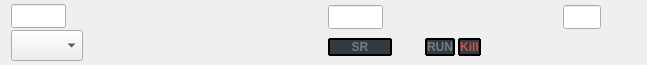
First picture: the form in ui/zenoedit/timeline/ztimeline.ui, repository zenustech/zeno, before the edit.
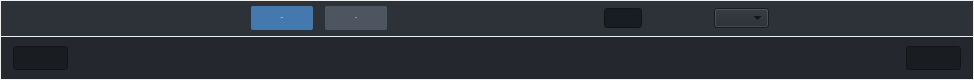
Second picture: the form after the edit. Custom widgets are drawn as their Qt base class.

Commit message: dev: modify timeline style

```diff
--- a/ui/zenoedit/timeline/ztimeline.ui
+++ b/ui/zenoedit/timeline/ztimeline.ui
@@ -6,348 +6,480 @@
    <rect>
     <x>0</x>
     <y>0</y>
-    <width>647</width>
-    <height>65</height>
+    <width>974</width>
+    <height>80</height>
    </rect>
   </property>
   <property name="sizePolicy">
-   <sizepolicy hsizetype="Preferred" vsizetype="Maximum">
+   <sizepolicy hsizetype="Preferred" vsizetype="Fixed">
     <horstretch>0</horstretch>
     <verstretch>0</verstretch>
    </sizepolicy>
   </property>
+  <property name="minimumSize">
+   <size>
+    <width>0</width>
+    <height>80</height>
+   </size>
+  </property>
+  <property name="maximumSize">
+   <size>
+    <width>16777215</width>
+    <height>80</height>
+   </size>
+  </property>
   <property name="windowTitle">
    <string>Form</string>
   </property>
   <property name="autoFillBackground">
    <bool>true</bool>
   </property>
-  <layout class="QHBoxLayout" name="horizontalLayout">
+  <layout class="QVBoxLayout" name="verticalLayout" stretch="9,11">
    <property name="spacing">
-    <number>8</number>
+    <number>1</number>
+   </property>
+   <property name="leftMargin">
+    <number>1</number>
    </property>
    <property name="topMargin">
-    <number>4</number>
+    <number>1</number>
+   </property>
+   <property name="rightMargin">
+    <number>1</number>
    </property>
    <property name="bottomMargin">
-    <number>4</number>
+    <number>1</number>
    </property>
    <item>
-    <layout class="QGridLayout" name="gridLayout">
-     <property name="leftMargin">
-      <number>0</number>
+    <widget class="QWidget" name="widget_2" native="true">
+     <property name="styleSheet">
+      <string notr="true">QWidget
+{
+	background-color: #2D3239;
+}
+</string>
      </property>
-     <property name="verticalSpacing">
-      <number>2</number>
-     </property>
-     <item row="1" column="0">
-      <widget class="QComboBox" name="comboBox">
-       <property name="sizePolicy">
-        <sizepolicy hsizetype="Preferred" vsizetype="Preferred">
-         <horstretch>0</horstretch>
-         <verstretch>0</verstretch>
-        </sizepolicy>
-       </property>
-       <property name="minimumSize">
-        <size>
-         <width>0</width>
-         <height>0</height>
-        </size>
-       </property>
-       <property name="maximumSize">
-        <size>
-         <width>16777215</width>
-         <height>16777215</height>
-        </size>
-       </property>
-       <property name="styleSheet">
-        <string notr="true"/>
-       </property>
-       <property name="editable">
-        <bool>false</bool>
-       </property>
-      </widget>
-     </item>
-     <item row="0" column="0">
-      <widget class="QLineEdit" name="editFrom">
-       <property name="sizePolicy">
-        <sizepolicy hsizetype="Fixed" vsizetype="Fixed">
-         <horstretch>0</horstretch>
-         <verstretch>0</verstretch>
-        </sizepolicy>
-       </property>
-       <property name="minimumSize">
-        <size>
-         <width>55</width>
-         <height>24</height>
-        </size>
-       </property>
-       <property name="maximumSize">
-        <size>
-         <width>55</width>
-         <height>24</height>
-        </size>
-       </property>
-      </widget>
-     </item>
-     <item row="0" column="1">
-      <widget class="ZSlider" name="timeliner" native="true">
-       <property name="minimumSize">
-        <size>
-         <width>0</width>
-         <height>0</height>
-        </size>
-       </property>
-      </widget>
-     </item>
-    </layout>
-   </item>
-   <item>
-    <layout class="QVBoxLayout" name="verticalLayout_3">
-     <property name="spacing">
-      <number>3</number>
-     </property>
-     <property name="leftMargin">
-      <number>0</number>
-     </property>
-     <item>
-      <layout class="QHBoxLayout" name="horizontalLayout_5">
-       <property name="leftMargin">
-        <number>0</number>
-       </property>
-       <item>
-        <widget class="QLineEdit" name="editTo">
-         <property name="sizePolicy">
-          <sizepolicy hsizetype="Fixed" vsizetype="Fixed">
-           <horstretch>0</horstretch>
-           <verstretch>0</verstretch>
-          </sizepolicy>
-         </property>
-         <property name="minimumSize">
-          <size>
-           <width>55</width>
-           <height>24</height>
-          </size>
-         </property>
-         <property name="maximumSize">
-          <size>
-           <width>55</width>
-           <height>24</height>
-          </size>
-         </property>
-         <property name="baseSize">
-          <size>
-           <width>0</width>
-           <height>0</height>
-          </size>
-         </property>
-        </widget>
-       </item>
-       <item>
-        <widget class="ZToolButton" name="btnBackToStart" native="true"/>
-       </item>
-       <item>
-        <widget class="ZToolButton" name="btnBackward" native="true"/>
-       </item>
-       <item>
-        <widget class="ZToolButton" name="btnPlay" native="true"/>
-       </item>
-       <item>
-        <widget class="ZToolButton" name="btnForward" native="true"/>
-       </item>
-       <item>
-        <widget class="ZToolButton" name="btnForwardToEnd" native="true"/>
-       </item>
-       <item>
-        <widget class="QLineEdit" name="editFrame">
-         <property name="sizePolicy">
-          <sizepolicy hsizetype="Fixed" vsizetype="Fixed">
-           <horstretch>0</horstretch>
-           <verstretch>0</verstretch>
-          </sizepolicy>
-         </property>
-         <property name="minimumSize">
-          <size>
-           <width>38</width>
-           <height>24</height>
-          </size>
-         </property>
-         <property name="maximumSize">
-          <size>
-           <width>38</width>
-           <height>24</height>
-          </size>
-         </property>
-        </widget>
-       </item>
-       <item>
-        <widget class="ZToolButton" name="btnRecycle" native="true"/>
-       </item>
-      </layout>
-     </item>
-     <item>
-      <layout class="QHBoxLayout" name="horizontalLayout_6">
-       <item>
-        <widget class="QPushButton" name="btnSimpleRender">
-         <property name="sizePolicy">
-          <sizepolicy hsizetype="Fixed" vsizetype="Fixed">
-           <horstretch>0</horstretch>
-           <verstretch>0</verstretch>
-          </sizepolicy>
-         </property>
-         <property name="minimumSize">
-          <size>
-           <width>64</width>
-           <height>0</height>
-          </size>
-         </property>
-         <property name="maximumSize">
-          <size>
-           <width>64</width>
-           <height>16777215</height>
-          </size>
-         </property>
-         <property name="cursor">
-          <cursorShape>PointingHandCursor</cursorShape>
-         </property>
-         <property name="styleSheet">
-          <string notr="true">QPushButton
+     <layout class="QHBoxLayout" name="horizontalLayout_2">
+      <property name="spacing">
+       <number>12</number>
+      </property>
+      <property name="leftMargin">
+       <number>0</number>
+      </property>
+      <property name="topMargin">
+       <number>0</number>
+      </property>
+      <property name="rightMargin">
+       <number>0</number>
+      </property>
+      <property name="bottomMargin">
+       <number>0</number>
+      </property>
+      <item>
+       <spacer name="horizontalSpacer_2">
+        <property name="orientation">
+         <enum>Qt::Horizontal</enum>
+        </property>
+        <property name="sizeHint" stdset="0">
+         <size>
+          <width>40</width>
+          <height>20</height>
+         </size>
+        </property>
+       </spacer>
+      </item>
+      <item>
+       <widget class="ZToolButton" name="btnAlways" native="true">
+        <property name="sizePolicy">
+         <sizepolicy hsizetype="Fixed" vsizetype="Fixed">
+          <horstretch>0</horstretch>
+          <verstretch>0</verstretch>
+         </sizepolicy>
+        </property>
+        <property name="minimumSize">
+         <size>
+          <width>34</width>
+          <height>22</height>
+         </size>
+        </property>
+        <property name="maximumSize">
+         <size>
+          <width>34</width>
+          <height>22</height>
+         </size>
+        </property>
+       </widget>
+      </item>
+      <item>
+       <widget class="QPushButton" name="btnRun">
+        <property name="sizePolicy">
+         <sizepolicy hsizetype="Fixed" vsizetype="Fixed">
+          <horstretch>0</horstretch>
+          <verstretch>0</verstretch>
+         </sizepolicy>
+        </property>
+        <property name="minimumSize">
+         <size>
+          <width>62</width>
+          <height>24</height>
+         </size>
+        </property>
+        <property name="maximumSize">
+         <size>
+          <width>62</width>
+          <height>24</height>
+         </size>
+        </property>
+        <property name="font">
+         <font>
+          <family>Segoe UI</family>
+          <pointsize>-1</pointsize>
+          <weight>62</weight>
+          <italic>false</italic>
+          <bold>true</bold>
+         </font>
+        </property>
+        <property name="cursor">
+         <cursorShape>PointingHandCursor</cursorShape>
+        </property>
+        <property name="styleSheet">
+         <string notr="true">QPushButton
 {
-	border-style: outset;
-    border-width: 2px;
-    border-radius: 1px;
-	border-color: #000000;
-	background-color: #343A42;
-	font: 12px 'Alibaba PuHuiTi';
+	border-style:none;
+	border-radius: 2px;
+	background-color: #FF4578AC;
+	font: 12px 'Segoe UI';
 	font-weight: 500;
-	color: #737B85;
-}</string>
-         </property>
-         <property name="text">
-          <string>SR</string>
-         </property>
-         <property name="checkable">
-          <bool>true</bool>
-         </property>
-        </widget>
-       </item>
-       <item>
-        <widget class="ZToolButton" name="btnAlways" native="true">
-         <property name="minimumSize">
-          <size>
-           <width>0</width>
-           <height>0</height>
-          </size>
-         </property>
-        </widget>
-       </item>
-       <item>
-        <widget class="QPushButton" name="btnRun">
-         <property name="sizePolicy">
-          <sizepolicy hsizetype="Fixed" vsizetype="Fixed">
-           <horstretch>0</horstretch>
-           <verstretch>0</verstretch>
-          </sizepolicy>
-         </property>
-         <property name="cursor">
-          <cursorShape>PointingHandCursor</cursorShape>
-         </property>
-         <property name="styleSheet">
-          <string notr="true">QPushButton
-{
-	border-style: outset;
-    border-width: 2px;
-    border-radius: 1px;
-	border-color: #000000;
-	background-color: #343A42;
-	font: 12px 'Alibaba PuHuiTi';
-	font-weight: 500;
-	color: #737B85;
+	color: #FFFFFF;
 }
 
 QPushButton:hover
 {
 	color: #FFFFFF;
 }</string>
-         </property>
-         <property name="text">
-          <string>RUN</string>
-         </property>
-        </widget>
-       </item>
-       <item>
-        <widget class="QPushButton" name="btnKill">
-         <property name="sizePolicy">
-          <sizepolicy hsizetype="Fixed" vsizetype="Fixed">
-           <horstretch>0</horstretch>
-           <verstretch>0</verstretch>
-          </sizepolicy>
-         </property>
-         <property name="cursor">
-          <cursorShape>PointingHandCursor</cursorShape>
-         </property>
-         <property name="styleSheet">
-          <string notr="true">QPushButton
+        </property>
+        <property name="text">
+         <string>RUN</string>
+        </property>
+       </widget>
+      </item>
+      <item>
+       <widget class="QPushButton" name="btnKill">
+        <property name="sizePolicy">
+         <sizepolicy hsizetype="Fixed" vsizetype="Fixed">
+          <horstretch>0</horstretch>
+          <verstretch>0</verstretch>
+         </sizepolicy>
+        </property>
+        <property name="minimumSize">
+         <size>
+          <width>62</width>
+          <height>24</height>
+         </size>
+        </property>
+        <property name="maximumSize">
+         <size>
+          <width>62</width>
+          <height>24</height>
+         </size>
+        </property>
+        <property name="font">
+         <font>
+          <family>Segoe UI</family>
+          <pointsize>-1</pointsize>
+          <weight>62</weight>
+          <italic>false</italic>
+          <bold>true</bold>
+         </font>
+        </property>
+        <property name="cursor">
+         <cursorShape>PointingHandCursor</cursorShape>
+        </property>
+        <property name="styleSheet">
+         <string notr="true">QPushButton
 {
-	border-style: outset;
-    border-width: 2px;
-    border-radius: 1px;
-	border-color: #000000;
-	background-color: #343A42;
-	font: 12px 'Alibaba PuHuiTi';
+	border-style:none;
+	border-radius: 2px;
+	background-color: #FF4D5561;
+	font: 12px 'Segoe UI';
 	font-weight: 500;
-	color: #C95449;
+	color: #FFFFFF;
 }
 
 QPushButton:hover
 {
 	color: #FF675F;
 }</string>
-         </property>
-         <property name="text">
-          <string>Kill</string>
-         </property>
-        </widget>
-       </item>
-       <item>
-        <spacer name="horizontalSpacer_5">
-         <property name="orientation">
-          <enum>Qt::Horizontal</enum>
-         </property>
-         <property name="sizeType">
-          <enum>QSizePolicy::Fixed</enum>
-         </property>
-         <property name="sizeHint" stdset="0">
-          <size>
-           <width>96</width>
-           <height>20</height>
-          </size>
-         </property>
-        </spacer>
-       </item>
-       <item>
-        <widget class="ZToolButton" name="btnSound" native="true">
-         <property name="minimumSize">
-          <size>
-           <width>0</width>
-           <height>0</height>
-          </size>
-         </property>
-        </widget>
-       </item>
-       <item>
-        <widget class="ZToolButton" name="btnSettings" native="true">
-         <property name="minimumSize">
-          <size>
-           <width>0</width>
-           <height>0</height>
-          </size>
-         </property>
-        </widget>
-       </item>
-      </layout>
-     </item>
-    </layout>
+        </property>
+        <property name="text">
+         <string>Kill</string>
+        </property>
+       </widget>
+      </item>
+      <item>
+       <spacer name="horizontalSpacer">
+        <property name="orientation">
+         <enum>Qt::Horizontal</enum>
+        </property>
+        <property name="sizeHint" stdset="0">
+         <size>
+          <width>40</width>
+          <height>20</height>
+         </size>
+        </property>
+       </spacer>
+      </item>
+      <item>
+       <widget class="QLineEdit" name="editFrame">
+        <property name="sizePolicy">
+         <sizepolicy hsizetype="Fixed" vsizetype="Fixed">
+          <horstretch>0</horstretch>
+          <verstretch>0</verstretch>
+         </sizepolicy>
+        </property>
+        <property name="minimumSize">
+         <size>
+          <width>38</width>
+          <height>20</height>
+         </size>
+        </property>
+        <property name="maximumSize">
+         <size>
+          <width>38</width>
+          <height>20</height>
+         </size>
+        </property>
+        <property name="styleSheet">
+         <string notr="true">QLineEdit
+{
+	background-color: #FF191D21;
+}</string>
+        </property>
+       </widget>
+      </item>
+      <item>
+       <widget class="ZToolButton" name="btnBackToStart" native="true">
+        <property name="sizePolicy">
+         <sizepolicy hsizetype="Maximum" vsizetype="Maximum">
+          <horstretch>0</horstretch>
+          <verstretch>0</verstretch>
+         </sizepolicy>
+        </property>
+        <property name="maximumSize">
+         <size>
+          <width>24</width>
+          <height>20</height>
+         </size>
+        </property>
+       </widget>
+      </item>
+      <item>
+       <widget class="ZToolButton" name="btnBackward" native="true">
+        <property name="sizePolicy">
+         <sizepolicy hsizetype="Maximum" vsizetype="Maximum">
+          <horstretch>0</horstretch>
+          <verstretch>0</verstretch>
+         </sizepolicy>
+        </property>
+        <property name="maximumSize">
+         <size>
+          <width>24</width>
+          <height>20</height>
+         </size>
+        </property>
+       </widget>
+      </item>
+      <item>
+       <widget class="ZToolButton" name="btnPlay" native="true">
+        <property name="sizePolicy">
+         <sizepolicy hsizetype="Maximum" vsizetype="Maximum">
+          <horstretch>0</horstretch>
+          <verstretch>0</verstretch>
+         </sizepolicy>
+        </property>
+        <property name="maximumSize">
+         <size>
+          <width>26</width>
+          <height>26</height>
+         </size>
+        </property>
+       </widget>
+      </item>
+      <item>
+       <widget class="ZToolButton" name="btnForward" native="true">
+        <property name="maximumSize">
+         <size>
+          <width>24</width>
+          <height>20</height>
+         </size>
+        </property>
+       </widget>
+      </item>
+      <item>
+       <widget class="ZToolButton" name="btnForwardToEnd" native="true">
+        <property name="sizePolicy">
+         <sizepolicy hsizetype="Maximum" vsizetype="Maximum">
+          <horstretch>0</horstretch>
+          <verstretch>0</verstretch>
+         </sizepolicy>
+        </property>
+        <property name="maximumSize">
+         <size>
+          <width>24</width>
+          <height>20</height>
+         </size>
+        </property>
+       </widget>
+      </item>
+      <item>
+       <widget class="QComboBox" name="comboBox">
+        <property name="sizePolicy">
+         <sizepolicy hsizetype="Maximum" vsizetype="Maximum">
+          <horstretch>0</horstretch>
+          <verstretch>0</verstretch>
+         </sizepolicy>
+        </property>
+        <property name="minimumSize">
+         <size>
+          <width>0</width>
+          <height>0</height>
+         </size>
+        </property>
+        <property name="maximumSize">
+         <size>
+          <width>55</width>
+          <height>20</height>
+         </size>
+        </property>
+        <property name="styleSheet">
+         <string notr="true">QComboBox{
+	background-color: #FF24282E;
+}</string>
+        </property>
+        <property name="editable">
+         <bool>false</bool>
+        </property>
+       </widget>
+      </item>
+      <item>
+       <spacer name="horizontalSpacer_3">
+        <property name="orientation">
+         <enum>Qt::Horizontal</enum>
+        </property>
+        <property name="sizeHint" stdset="0">
+         <size>
+          <width>40</width>
+          <height>20</height>
+         </size>
+        </property>
+       </spacer>
+      </item>
+     </layout>
+    </widget>
+   </item>
+   <item>
+    <widget class="QWidget" name="widget" native="true">
+     <property name="styleSheet">
+      <string notr="true">QWidget
+{
+	background-color: #FF24282E;
+}
+</string>
+     </property>
+     <layout class="QHBoxLayout" name="horizontalLayout">
+      <property name="spacing">
+       <number>14</number>
+      </property>
+      <property name="leftMargin">
+       <number>12</number>
+      </property>
+      <property name="topMargin">
+       <number>0</number>
+      </property>
+      <property name="rightMargin">
+       <number>12</number>
+      </property>
+      <property name="bottomMargin">
+       <number>0</number>
+      </property>
+      <item>
+       <widget class="QLineEdit" name="editFrom">
+        <property name="sizePolicy">
+         <sizepolicy hsizetype="Fixed" vsizetype="Fixed">
+          <horstretch>0</horstretch>
+          <verstretch>0</verstretch>
+         </sizepolicy>
+        </property>
+        <property name="minimumSize">
+         <size>
+          <width>55</width>
+          <height>24</height>
+         </size>
+        </property>
+        <property name="maximumSize">
+         <size>
+          <width>55</width>
+          <height>24</height>
+         </size>
+        </property>
+        <property name="styleSheet">
+         <string notr="true">QLineEdit
+{
+    border-width:1px;
+	border-color: #FF121416;
+	background-color: #FF191D21;
+}</string>
+        </property>
+       </widget>
+      </item>
+      <item>
+       <widget class="ZSlider" name="timeliner" native="true">
+        <property name="minimumSize">
+         <size>
+          <width>0</width>
+          <height>0</height>
+         </size>
+        </property>
+       </widget>
+      </item>
+      <item>
+       <widget class="QLineEdit" name="editTo">
+        <property name="sizePolicy">
+         <sizepolicy hsizetype="Fixed" vsizetype="Fixed">
+          <horstretch>0</horstretch>
+          <verstretch>0</verstretch>
+         </sizepolicy>
+        </property>
+        <property name="minimumSize">
+         <size>
+          <width>55</width>
+          <height>24</height>
+         </size>
+        </property>
+        <property name="maximumSize">
+         <size>
+          <width>55</width>
+          <height>24</height>
+         </size>
+        </property>
+        <property name="baseSize">
+         <size>
+          <width>0</width>
+          <height>0</height>
+         </size>
+        </property>
+        <property name="styleSheet">
+         <string notr="true">QLineEdit
+{
+    border-width:1px;
+	border-color: #FF121416;
+	background-color: #FF191D21;
+}</string>
+        </property>
+       </widget>
+      </item>
+     </layout>
+    </widget>
    </item>
   </layout>
  </widget>
```
The commit also changes 1 other file.
